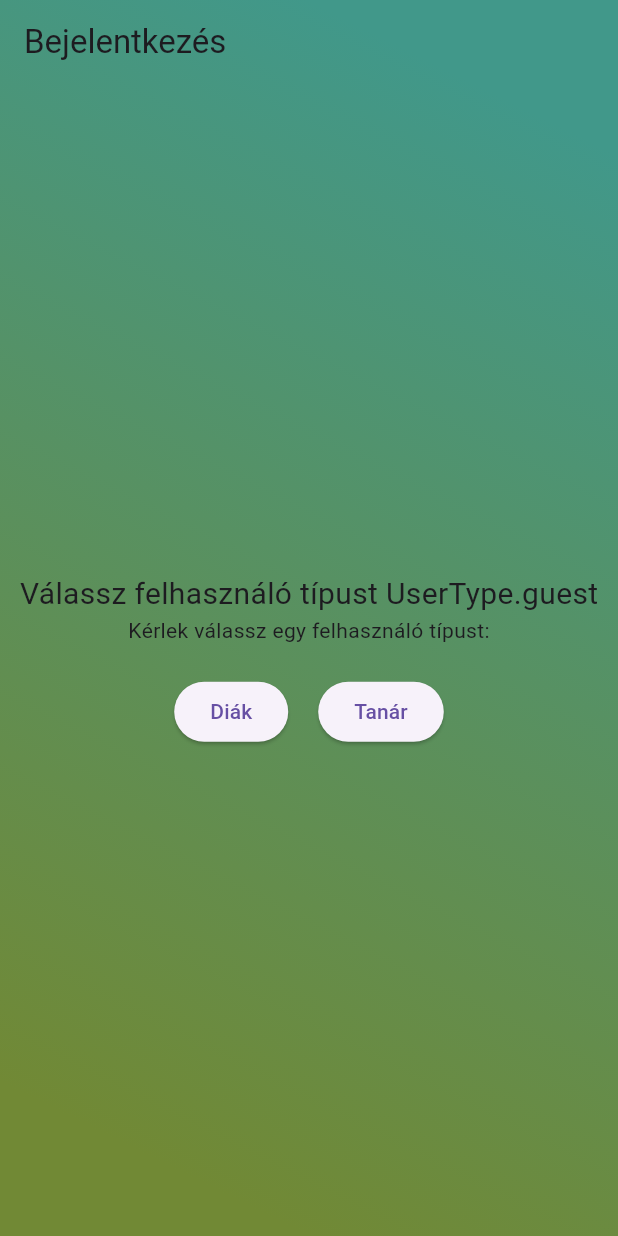
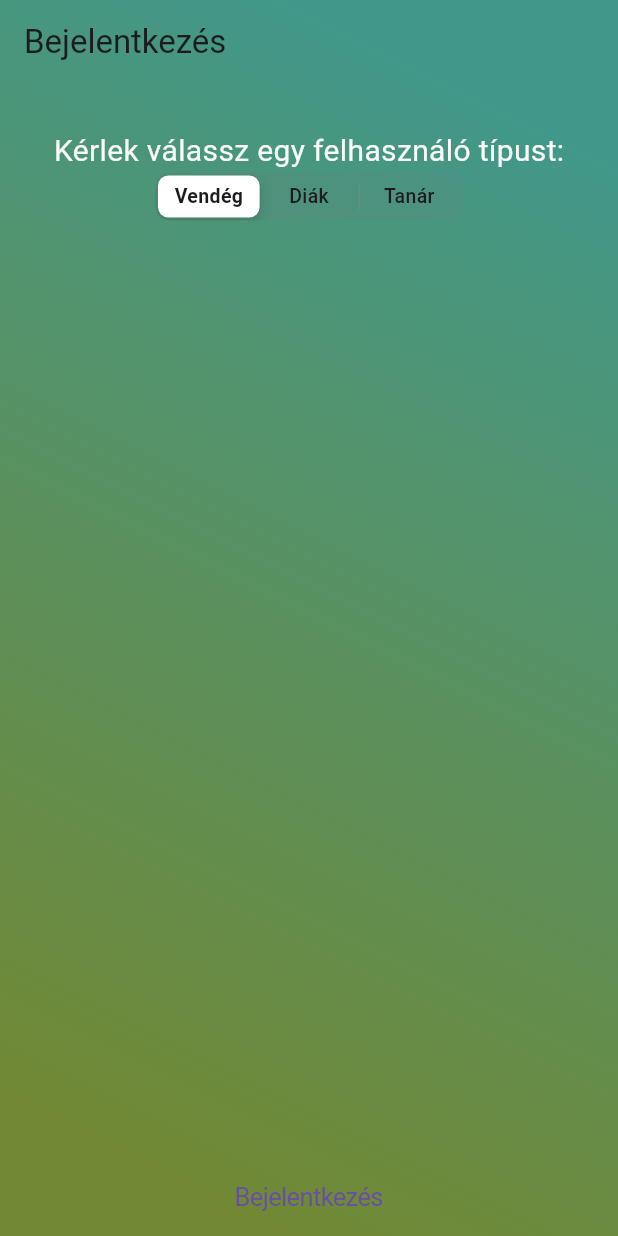
Before and after one commit to PetrikDevOps/helyettesites_app, a Flutter app: the screen it shows after launch, on a phone screen of 412 x 824 dp. Run offline on Flutter 3.47's test engine with Material 3 defaults, Android fonts, the phone set to English and light mode, and no system bars; our stand-ins replace go_router, lottie, shared_preferences; network calls fail.

Commit message:
feat: Login form userType selector added

```diff
--- /dev/null
+++ b/lib/app_theme.dart
@@ -0,0 +1,14 @@
+import 'package:flutter/material.dart';
+
+class AppTheme {
+  static ThemeData mainThm = ThemeData(
+    textTheme: TextTheme(
+      bodyLarge: TextStyle(fontSize: 20, color: Color(0xFFFAFAF9)),
+      bodyMedium: TextStyle(fontSize: 16, color: Color(0xFFFAFAF9)),
+      bodySmall: TextStyle(fontSize: 14, color: Color(0xFFFAFAF9)),
+      headlineLarge: TextStyle(fontSize: 24, color: Color(0xFFFAFAF9)),
+      headlineMedium: TextStyle(fontSize: 20, color: Color(0xFFFAFAF9)),
+      headlineSmall: TextStyle(fontSize: 16, color: Color(0xFFFAFAF9)),
+    ),
+  );
+}
--- a/lib/login/login_form.dart
+++ b/lib/login/login_form.dart
@@ -1,4 +1,6 @@
+import 'package:flutter/cupertino.dart';
 import 'package:flutter/material.dart';
+import 'package:helyettesites/app_theme.dart';
 import 'package:helyettesites/user/user_type.dart';
 
 class LoginForm extends StatefulWidget {
@@ -11,35 +13,53 @@ class LoginForm extends StatefulWidget {
 class _LoginFormState extends State<LoginForm> {
   UserType _userType = UserType.guest;
 
+  Widget _buildStudent() {
+    return Column(
+      children: [
+        TextField(
+          decoration: InputDecoration(
+            labelText: 'Név',
+          ),
+        ),
+        TextField(
+          decoration: InputDecoration(
+            labelText: 'Osztály',
+          ),
+        ),
+      ],
+    );
+  }
+
   @override
   Widget build(BuildContext context) {
     return Column(
-        mainAxisAlignment: MainAxisAlignment.center,
+        mainAxisAlignment: MainAxisAlignment.spaceBetween,
         children: [
-          Text('Válassz felhasználó típust $_userType', style: TextStyle(fontSize: 20)),
-          Text('Kérlek válassz egy felhasználó típust:'),
-          SizedBox(height: 20),
-          Row(
-            mainAxisAlignment: MainAxisAlignment.center,
+          Column(
             children: [
-              ElevatedButton(
-                onPressed: () {
+              SizedBox(height: 30),
+              Text('Kérlek válassz egy felhasználó típust:', style: AppTheme.mainThm.textTheme.bodyLarge),
+              CupertinoSlidingSegmentedControl<UserType>(
+                groupValue: _userType,
+                children: <UserType, Widget>{
+                  UserType.guest: Text('Vendég'),
+                  UserType.student: Text('Diák'),
+                  UserType.teacher: Text('Tanár'),
+                },
+                onValueChanged: (value) {
                   setState(() {
-                    _userType = UserType.student;
+                    if (value != null) _userType = value;
                   });
                 },
-                child: const Text('Diák'),
               ),
-              SizedBox(width: 20),
-              ElevatedButton(
-                onPressed: () {
-                  setState(() {
-                    _userType = UserType.teacher;
-                  });
-                },
-                child: const Text('Tanár'),
-              ),
+              if (_userType == UserType.student) _buildStudent(),
             ],
+          ),
+          CupertinoButton(
+            onPressed: () {
+
+          },
+          child: const Text('Bejelentkezés'),
           ),
         ],
       );
```
Also changed, not shown: lib/main.dart (line endings or trailing spaces).
